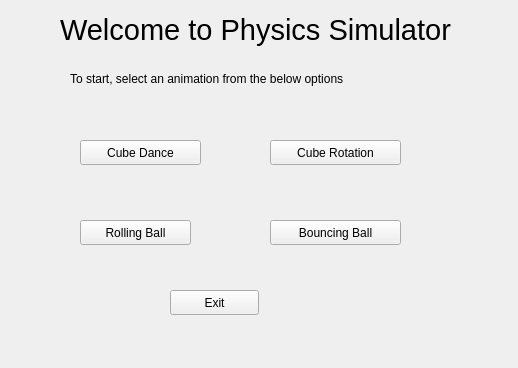
MUSoC/PhySim, file mainwindow.ui: the form before one commit.
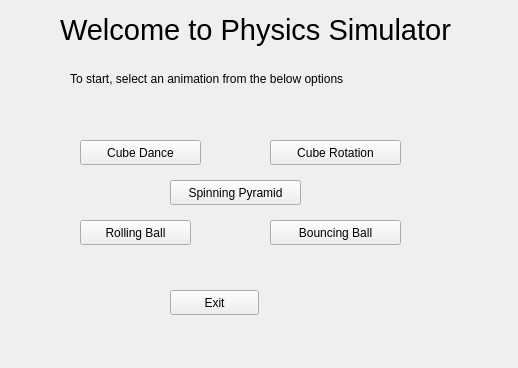
The form after the commit.

What changed in the file:
```diff
--- a/mainwindow.ui
+++ b/mainwindow.ui
@@ -105,6 +105,19 @@
      <string>Exit</string>
     </property>
    </widget>
+   <widget class="QPushButton" name="pushButton_6">
+    <property name="geometry">
+     <rect>
+      <x>170</x>
+      <y>180</y>
+      <width>131</width>
+      <height>25</height>
+     </rect>
+    </property>
+    <property name="text">
+     <string>Spinning Pyramid</string>
+    </property>
+   </widget>
   </widget>
  </widget>
  <layoutdefault spacing="6" margin="11"/>
```
